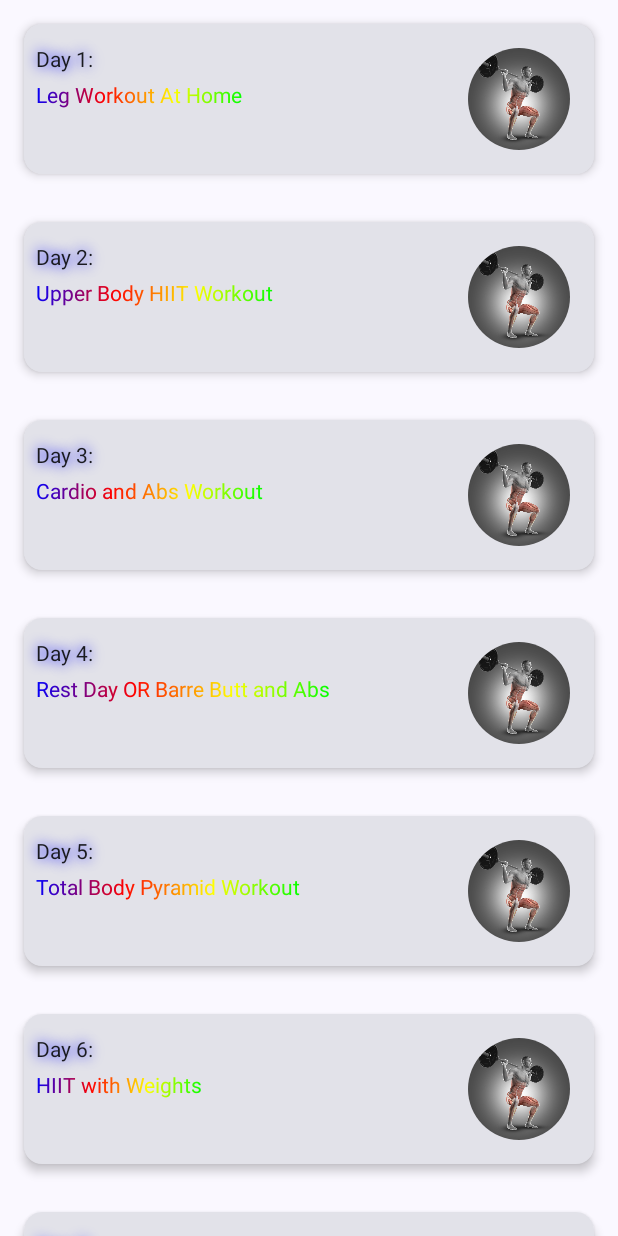
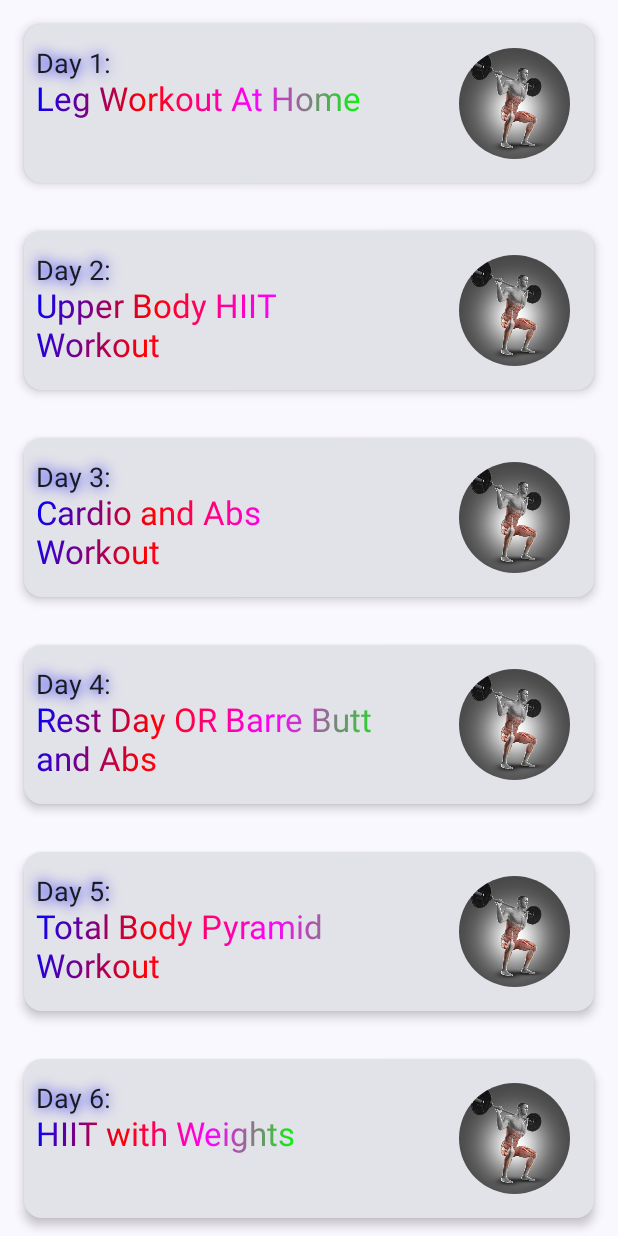
Before and after one commit to sourabhkumar47/30DaysOfFitness, an Android app built with Jetpack Compose: the screen it shows after launch (MainActivity), on a phone screen of 412 x 824 dp. Run offline under Robolectric (Android 15) with nearby library versions, the phone set to English and light mode, and no system bars.

Commit message:
added modifiers

```diff
--- a/app/src/main/java/com/example/plant30days/MainActivity.kt
+++ b/app/src/main/java/com/example/plant30days/MainActivity.kt
@@ -6,7 +6,7 @@ import androidx.activity.compose.setContent
 import androidx.annotation.DrawableRes
 import androidx.annotation.StringRes
 import androidx.compose.foundation.Image
-import androidx.compose.foundation.layout.Box
+import androidx.compose.foundation.layout.Arrangement
 import androidx.compose.foundation.layout.Column
 import androidx.compose.foundation.layout.Row
 import androidx.compose.foundation.layout.Spacer
@@ -14,6 +14,7 @@ import androidx.compose.foundation.layout.fillMaxSize
 import androidx.compose.foundation.layout.fillMaxWidth
 import androidx.compose.foundation.layout.padding
 import androidx.compose.foundation.layout.size
+import androidx.compose.foundation.layout.width
 import androidx.compose.foundation.lazy.LazyColumn
 import androidx.compose.foundation.lazy.items
 import androidx.compose.foundation.shape.RoundedCornerShape
@@ -35,6 +36,7 @@ import androidx.compose.ui.text.ExperimentalTextApi
 import androidx.compose.ui.text.TextStyle
 import androidx.compose.ui.tooling.preview.Preview
 import androidx.compose.ui.unit.dp
+import androidx.compose.ui.unit.sp
 import com.example.plant30days.model.Data.ExerciseRepo.exercises
 import com.example.plant30days.model.Exercise
 import com.example.plant30days.ui.theme.Plant30DaysTheme
@@ -92,28 +94,33 @@ fun ExInfo(
     @StringRes exDay: Int,
     @StringRes exName: Int
 ) {
-    Box {
-        Column {
-            val gradientColors = listOf(Color.Blue,Color.Red,Color.Yellow,Color.Green )
+//    Box {
+    Column(
+        modifier = Modifier
+            .width(230.dp)
+            .padding(top = 8.dp),
+        verticalArrangement = Arrangement.Center
+    ) {
+        val gradientColors = listOf(Color.Blue, Color.Red, Color.Magenta, Color.Green)
         Text(
             text = stringResource(exDay),
-                Modifier.padding(top = 8.dp),
             style = TextStyle(
                 shadow = Shadow(
                     color = Color.Blue, blurRadius = 10f
-                    )
+                ),
+                fontSize = 18.sp
             )
         )
         Text(
             text = stringResource(exName),
-                Modifier.padding(top = 8.dp),
             style = TextStyle(
                 brush = Brush.linearGradient(
                     colors = gradientColors
+                ),
+                fontSize = 22.sp
             )
         )
-            )
-        }
+//        }
     }
 
 }
@@ -127,7 +134,7 @@ fun ExIcon(@DrawableRes exIcon: Int) {
         contentDescription = null,
         contentScale = ContentScale.Crop,
         modifier = Modifier
-            .size(84.dp)
+            .size(90.dp)
             .padding(8.dp)
             .clip(RoundedCornerShape(50))
     )
```
Lines whose indentation alone changed are shown as unchanged.
